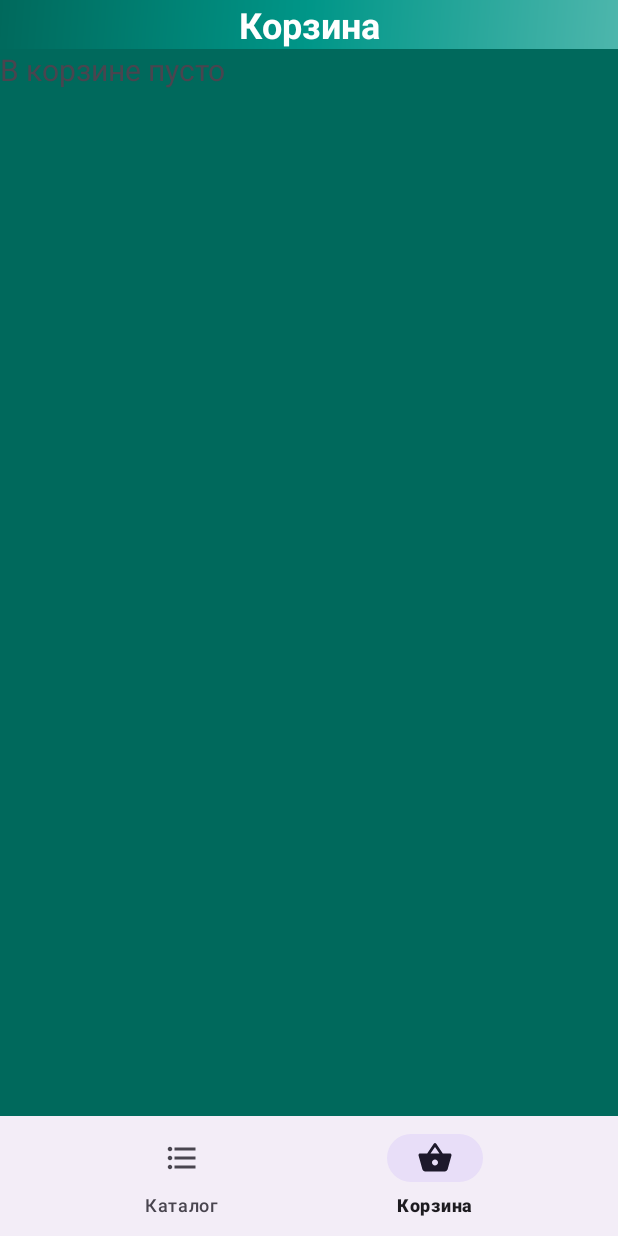
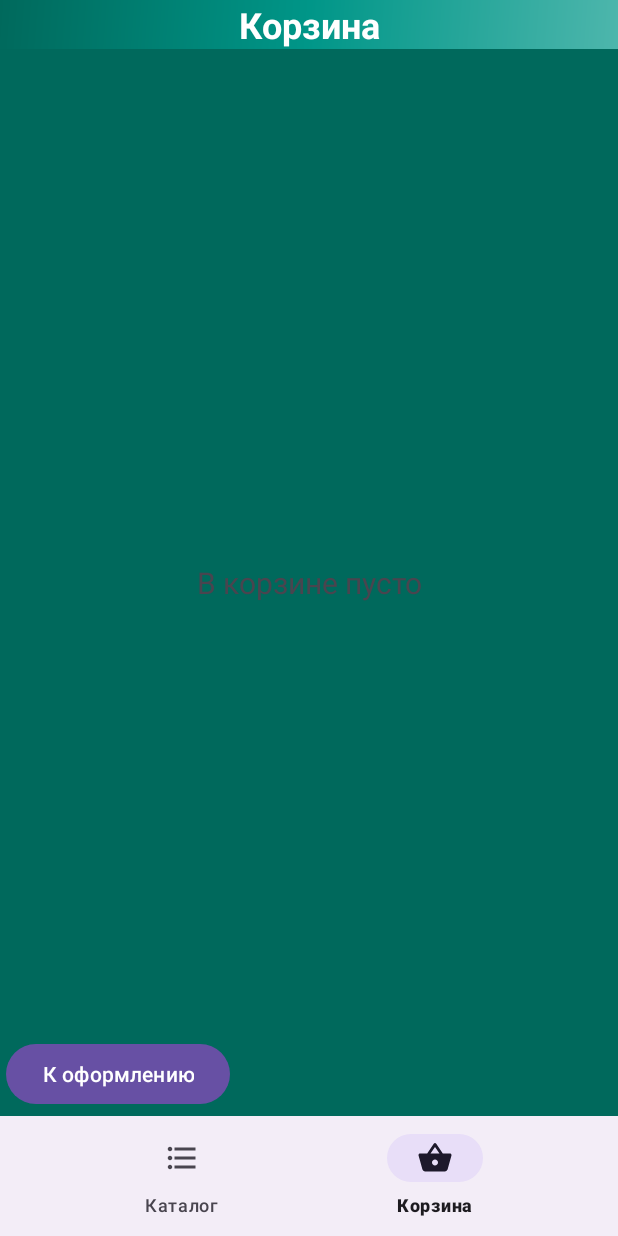
Before and after one commit to DmitriyS2/eStore_kt, an Android app: the screen it shows after launch (MainActivity), item 2 of the bottom bar chosen, on a phone screen of 412 x 824 dp. Run offline under Robolectric (Android 15) with nearby library versions, the phone set to English and light mode, and no system bars.

Commit message:
added buttonOrder and basketAmount, changed basketAdapter, observe in fragmentBasket

```diff
--- a/app/src/main/java/ru/netology/estore/activity/FragmentForBasket.kt
+++ b/app/src/main/java/ru/netology/estore/activity/FragmentForBasket.kt
@@ -14,6 +14,7 @@ import ru.netology.estore.adapter.Listener
 import ru.netology.estore.adapter.ProductAdapter
 import ru.netology.estore.adapter.ProductInBasketAdapter
 import ru.netology.estore.databinding.FragmentForBasketBinding
+import ru.netology.estore.dto.Data
 import ru.netology.estore.dto.Product
 import ru.netology.estore.viewmodel.MainViewModel
 
@@ -28,7 +29,11 @@ class FragmentForBasket : Fragment() {
         inflater: LayoutInflater, container: ViewGroup?,
         savedInstanceState: Bundle?
     ): View {
+
+        binding = FragmentForBasketBinding.inflate(inflater)
+
         val adapter = ProductInBasketAdapter(object : Listener {
+
             override fun like(product: Product) {
                 model.like(product)
             }
@@ -38,7 +43,7 @@ class FragmentForBasket : Fragment() {
             }
 
             override fun addToBasketAgain(product: Product) {
-                 model.addToBasketAgain(product)
+                model.addToBasketAgain(product)
             }
 
             override fun deleteFromBasket(product: Product) {
@@ -58,43 +63,43 @@ class FragmentForBasket : Fragment() {
             }
         })
 
-        binding = FragmentForBasketBinding.inflate(inflater)
+
         binding.rwProducts.layoutManager = LinearLayoutManager(activity)
 
-        var list = getListBasket()
-        model.dataFull.value = model.dataFull.value?.copy(isEmptyBasket = list.isEmpty())
-        //adapter.productList = list
-        //binding.rwProducts.layoutManager = GridLayoutManager(activity, 1)
+//        var list = getListBasket()
+        model.dataFull.value = model.dataFull.value?.copy(isEmptyBasket = getListBasket())
+
         binding.rwProducts.adapter = adapter
 
-        model.dataFull.observe(viewLifecycleOwner) {state ->
-            list = getListBasket()
-            if(list.isEmpty() && state.isEmptyBasket) {
-                binding.txEmptyBasket.isVisible = state.isEmptyBasket
-                adapter.productList = list
-                adapter.submitList(list)
-            } else if (list.isEmpty() && !state.isEmptyBasket) {
-                model.dataFull.value = model.dataFull.value?.copy(isEmptyBasket = list.isEmpty())
-            } else if(list.isNotEmpty()) {
-                adapter.productList = list
-                adapter.submitList(list)
-            }
+        model.dataFull.observe(viewLifecycleOwner) { state ->
+            binding.txEmptyBasket.isVisible = state.isEmptyBasket
+            binding.amountOrder.isVisible = !state.isEmptyBasket
+            val list = state.products.filter { it.inBasket }
+            adapter.submitList(list)
+            binding.amountOrder.text = "${Data.countOrder(list)} руб"
+
+//            list = getListBasket()
+//            if(list.isEmpty() && state.isEmptyBasket) {
+//                binding.txEmptyBasket.isVisible = state.isEmptyBasket
+//                adapter.productList = list
+//                adapter.submitList(list)
+//            } else if (list.isEmpty() && !state.isEmptyBasket) {
+//                model.dataFull.value = model.dataFull.value?.copy(isEmptyBasket = list.isEmpty())
+//            } else if(list.isNotEmpty()) {
+//                binding.txEmptyBasket.isVisible = state.isEmptyBasket
+//                adapter.productList = list
+//                adapter.submitList(list)
+//            }
         }
         return binding.root
     }
 
-    fun getListBasket():List<Product>
-    {
-        val list = model.dataFull.value?.products
-            ?.filter { it.inBasket }
-            .orEmpty()
-
-        //if (list.isEmpty()) model.dataFull.value = model.dataFull.value?.copy(isEmptyBasket = list.isEmpty())
-
-        return list
+    fun getListBasket(): Boolean {
+        val list = model.dataFull.value?.products?.filter { it.inBasket }.orEmpty()
+        return list.isEmpty()
     }
 
     companion object {
-        fun newInstance(param1: String, param2: String) = FragmentForBasket()
-            }
+        fun newInstance() = FragmentForBasket()
     }
+}
--- a/app/src/main/java/ru/netology/estore/activity/MainActivity.kt
+++ b/app/src/main/java/ru/netology/estore/activity/MainActivity.kt
@@ -26,7 +26,7 @@ class MainActivity : AppCompatActivity() {
         setContentView(binding.root)
 
         binding.apply {
-            nvMenu.setNavigationItemSelectedListener { it ->
+            nvMenu.setNavigationItemSelectedListener {
                 when (it.itemId) {
                     R.id.allProducts -> {
                         goToFragment(Data.allGroup)
@@ -92,7 +92,7 @@ class MainActivity : AppCompatActivity() {
     fun goToFragment(status:String, color: Int = R.color.white) {
         printTxCategory(status, color)
 
-        model.dataFull.value = FullProduct(products = Data.deleteFromBasketWeightZero(), status = status, statusCatalog = true)
+        model.dataFull.value = FullProduct(products = Data.deleteFromBasketWeightZero(), status = status, statusCatalog = true, statusBasket = false)
 
         supportFragmentManager.beginTransaction()
             .replace(R.id.placeHolder, FragmentForCatalog())
--- a/app/src/main/java/ru/netology/estore/adapter/ProductInBasketAdapter.kt
+++ b/app/src/main/java/ru/netology/estore/adapter/ProductInBasketAdapter.kt
@@ -13,46 +13,53 @@ import ru.netology.estore.dto.Product
 import ru.netology.estore.dto.getSumWithTwoDecimal
 
 
-class ProductInBasketAdapter (private val listener:Listener) : ListAdapter<Product, ProductInBasketAdapter.ProductInBasketHolder>(PostDiffCallback2()){
+class ProductInBasketAdapter(private val listener: Listener) :
+    ListAdapter<Product, ProductInBasketAdapter.ProductInBasketHolder>(PostDiffCallback2()) {
 
     //var productList = ArrayList<Product>()
-    var productList = emptyList<Product>()
+  //  var productList = emptyList<Product>()
 
-    class ProductInBasketHolder(item: View, val listener: Listener) : RecyclerView.ViewHolder(item) {
+    class ProductInBasketHolder(item: View, private val listener: Listener) :
+        RecyclerView.ViewHolder(item) {
         val binding = ItemForBasketProductBinding.bind(item)
 
 
         @SuppressLint("ResourceAsColor")
         fun bind(product: Product) = with(binding) {
-           avatar.setImageResource(product.picture)
+            avatar.setImageResource(product.picture)
             txItem.text = product.name
 
-            if(product.isFavorite) {
+            if (product.isFavorite) {
                 buttonLike.setImageResource(R.drawable.like_24)
             } else {
                 buttonLike.setImageResource((R.drawable.un_like_24))
             }
 
-            if(product.isDiscount) {
+            if (product.isDiscount) {
                 txMinusPrice.visibility = View.VISIBLE
                 txMinusPrice.text = "-${product.minusPercent}%"
                 txPrice.setTextColor(R.color.red)
-                txPrice.text = "${getSumWithTwoDecimal(product.price*(100-product.minusPercent)/100, 100.0).toString()} руб за 1 ${product.unitWeight}"
+                txPrice.text = "${
+                    getSumWithTwoDecimal(
+                        product.price * (100 - product.minusPercent) / 100,
+                        100.0
+                    ).toString()
+                } руб за 1 ${product.unitWeight}"
             } else {
                 txMinusPrice.visibility = View.GONE
                 txPrice.setTextColor(R.color.black)
                 txPrice.text = "${product.price.toString()} руб за 1 ${product.unitWeight}"
             }
 
-            if(product.weight>product.oneUnit) {
+            if (product.weight > product.oneUnit) {
                 groupWeight.visibility = View.VISIBLE
                 buttonAdd.visibility = View.GONE
                 buttonMinus.setImageResource(R.drawable.button_minus_24)
-            } else if(product.weight==product.oneUnit) {
+            } else if (product.weight == product.oneUnit) {
                 groupWeight.visibility = View.VISIBLE
                 buttonAdd.visibility = View.GONE
                 buttonMinus.setImageResource(R.drawable.delete_green_24)
-            } else if(product.weight==0.0) {
+            } else if (product.weight == 0.0) {
                 groupWeight.visibility = View.GONE
                 buttonAdd.visibility = View.VISIBLE
             }
@@ -83,41 +90,24 @@ class ProductInBasketAdapter (private val listener:Listener) : ListAdapter<Produ
     }
 
     override fun onCreateViewHolder(parent: ViewGroup, viewType: Int): ProductInBasketHolder {
-        val view = LayoutInflater.from(parent.context).inflate(R.layout.item_for_basket_product, parent, false)
+        val view = LayoutInflater.from(parent.context)
+            .inflate(R.layout.item_for_basket_product, parent, false)
         return ProductInBasketHolder(view, listener)
     }
 
     override fun onBindViewHolder(holder: ProductInBasketHolder, position: Int) {
-        holder.bind(productList[position])
+      //  holder.bind(productList[position])
+
+        val product = getItem(position)
+        holder.bind(product)
     }
 
-    override fun getItemCount(): Int {
-        return productList.size
-    }
-
-
-//    fun addProduct(product: Product) {
-//        productList.add(product)
-//        notifyDataSetChanged()
+//    override fun getItemCount(): Int {
+//        return productList.size
 //    }
 
-    fun changeProduct(colorBack:String = "", colorText:String = "", text:String = "", position: Int) {
-//        if(!colorBack.isNullOrEmpty()) cellList[position].backColor = colorBack
-//        if(!text.isNullOrEmpty()) cellList[position].text = text
-//        if(!colorText.isNullOrEmpty()) cellList[position].textColor = colorText
-//        notifyDataSetChanged()
-    }
+}
 
-//    fun addAllProduct(list: List<Product>) {
-//        productList.clear()
-//        productList.addAll(list)
-//        for (index in 0..120) {
-//            Log.d("MyLog", "indexH=$index textCELLIST=${cellList[index].text}")
-//            Log.d("MyLog", "indexH=$index textLIST=${list[index].text}")
-//        }
-    //notifyDataSetChanged()
-//    }
-}
 
 class PostDiffCallback2 : DiffUtil.ItemCallback<Product>() {
     override fun areItemsTheSame(oldItem: Product, newItem: Product): Boolean {
--- a/app/src/main/java/ru/netology/estore/dto/Data.kt
+++ b/app/src/main/java/ru/netology/estore/dto/Data.kt
@@ -202,6 +202,14 @@ object Data {
         //Log.d("MyLog", "${allProducts.filter { it.id ==product.id }}")
         return allProducts
     }
+
+    fun countOrder(list:List<Product>):Double {
+        var sum = 0.0
+        for(item in list) {
+            sum+=item.sum
+        }
+        return getSumWithTwoDecimal(sum, 100.0)
+    }
 }
 
 fun getSumWithTwoDecimal(number:Double, del:Double):Double = (number*del.toInt()).roundToInt()/del
--- a/app/src/main/res/layout/activity_main.xml
+++ b/app/src/main/res/layout/activity_main.xml
@@ -29,7 +29,7 @@
         android:text="eStore"
         />
 
-    <androidx.constraintlayout.widget.ConstraintLayout
+    <FrameLayout
         android:layout_width="0dp"
         android:layout_height="0dp"
         android:id="@+id/placeHolder"
--- a/app/src/main/res/layout/fragment_for_basket.xml
+++ b/app/src/main/res/layout/fragment_for_basket.xml
@@ -4,31 +4,60 @@
     xmlns:tools="http://schemas.android.com/tools"
     android:layout_width="match_parent"
     android:layout_height="match_parent"
+    android:background="@color/green"
     tools:context=".activity.FragmentForBasket">
-
 
     <TextView
         android:id="@+id/txEmptyBasket"
         android:layout_width="wrap_content"
         android:layout_height="wrap_content"
-        android:gravity="center"
         android:text="В корзине пусто"
         android:textSize="20sp"
         app:layout_constraintBottom_toBottomOf="parent"
         app:layout_constraintEnd_toEndOf="parent"
         app:layout_constraintStart_toStartOf="parent"
         app:layout_constraintTop_toTopOf="parent" />
-
     <androidx.recyclerview.widget.RecyclerView
         android:id="@+id/rwProducts"
         android:layout_width="match_parent"
-        android:layout_height="match_parent"
+        android:layout_height="0dp"
         app:layoutManager="androidx.recyclerview.widget.LinearLayoutManager"
-
         tools:listitem="@layout/item_for_basket_product"
         app:layout_constraintEnd_toEndOf="parent"
         app:layout_constraintStart_toStartOf="parent"
-        app:layout_constraintTop_toTopOf="parent" />
+        app:layout_constraintTop_toTopOf="parent"
+        app:layout_constraintBottom_toTopOf="@id/buttonOrder"
+        />
 
+    <Button
+        android:layout_width="wrap_content"
+        android:layout_height="wrap_content"
+        android:id="@+id/buttonOrder"
+        app:layout_constraintBottom_toBottomOf="parent"
+        app:layout_constraintStart_toStartOf="parent"
+        android:text="К оформлению"
+        android:layout_margin="4dp"
+        />
+    <TextView
+        android:layout_width="0dp"
+        android:layout_height="wrap_content"
+        android:id="@+id/amountOrder"
+        app:layout_constraintEnd_toEndOf="parent"
+        app:layout_constraintBottom_toBottomOf="@id/buttonOrder"
+        app:layout_constraintTop_toTopOf="@id/buttonOrder"
+        app:layout_constraintStart_toEndOf="@id/buttonOrder"
+        tools:text="Итого: 4223 руб"
+        android:textColor="@color/white"
+        android:textStyle="bold"
+        android:textSize="24sp"
+        android:layout_marginEnd="8dp"
+        android:gravity="end"
+        />
+    <androidx.constraintlayout.widget.Group
+        android:layout_width="wrap_content"
+        android:layout_height="wrap_content"
+        android:id="@+id/groupOrder"
+        app:constraint_referenced_ids="amountOrder, buttonOrder"
+        />
 
 </androidx.constraintlayout.widget.ConstraintLayout>
--- a/app/src/main/res/layout/item_for_basket_product.xml
+++ b/app/src/main/res/layout/item_for_basket_product.xml
@@ -5,9 +5,7 @@
     android:layout_width="match_parent"
     android:layout_height="wrap_content"
     android:background="@color/green"
-
     >
-
 
     <androidx.cardview.widget.CardView
         android:layout_width="match_parent"
@@ -24,9 +22,7 @@
             android:layout_width="match_parent"
             android:layout_height="wrap_content"
             android:padding="8dp"
-
             >
-
 
             <ImageView
                 android:id="@+id/avatar"
```
Also changed, not shown: app/src/main/java/ru/netology/estore/adapter/ProductAdapter.kt (+0 -23 lines), app/src/main/java/ru/netology/estore/viewmodel/MainViewModel.kt (+19 -6 lines).
